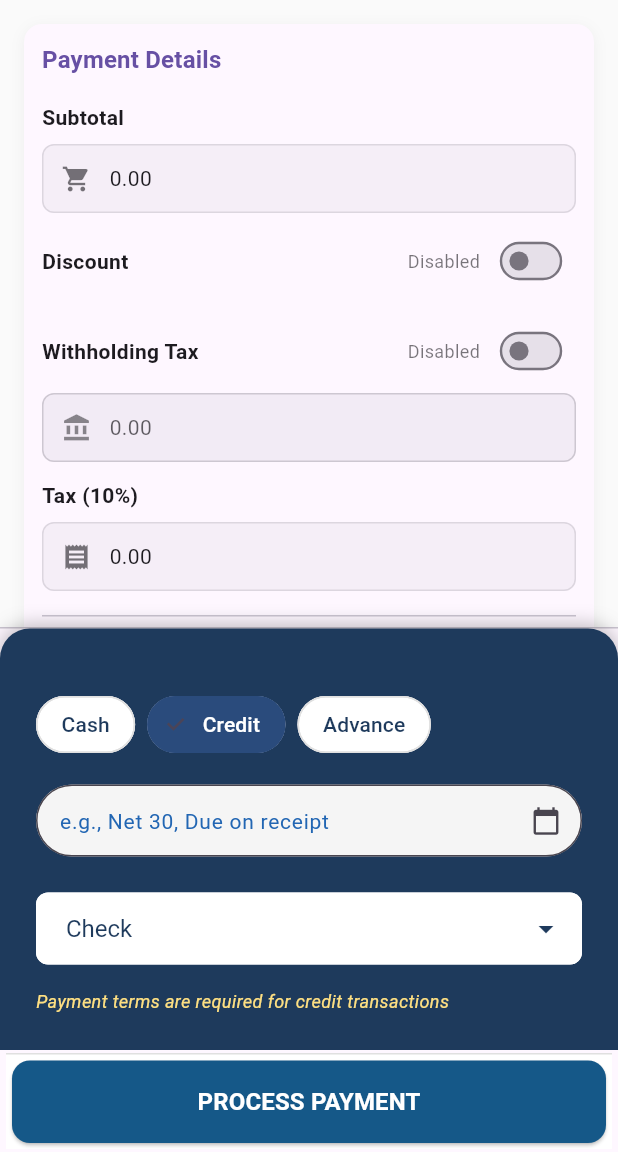
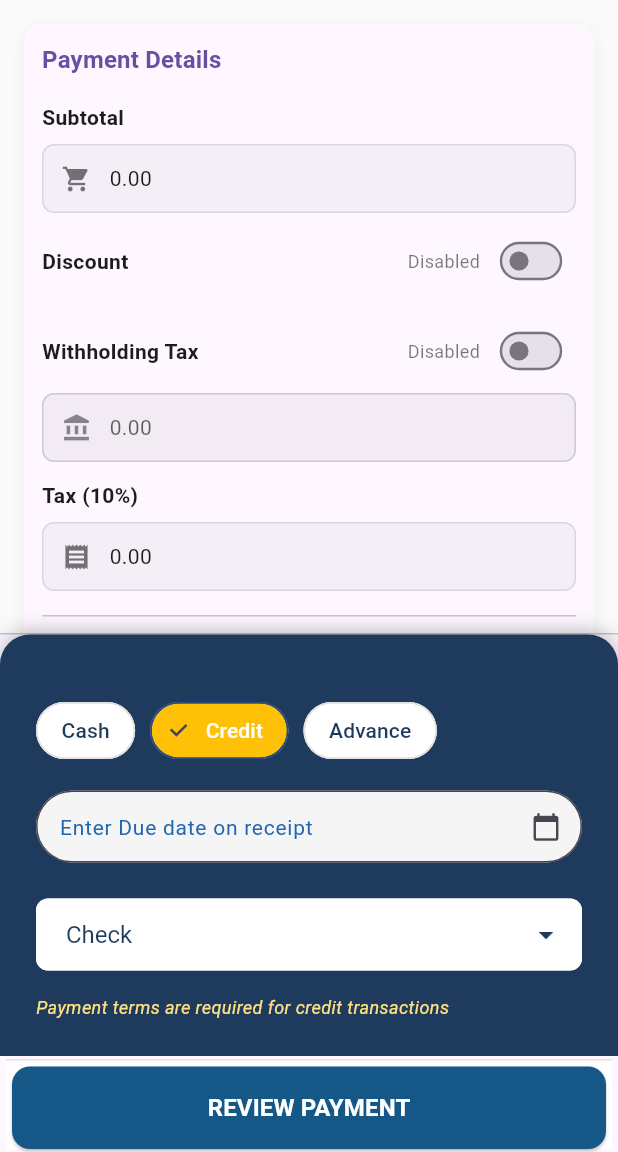
Before and after one commit to abdee67/savvy_lite, a Flutter app: the PaymentScreenContent screen opened directly with empty values, after a tap on "Credit", on a phone screen of 412 x 824 dp, the part 84-1236 px from its top. Run offline on Flutter 3.47's test engine with Material 3 defaults, Android fonts, the phone set to English and light mode, and no system bars; our stand-ins replace animated_text_kit, bloc, dartz, equatable, flutter_animate, flutter_bloc and 3 more; missing offline and left inert: qr_code_scanner_plus; accounts and stored records are empty; Roboto replaces fonts that are missing (Montserrat).

Commit message:
start working on invoice feature

```diff
--- a/lib/features/sales/customer/blocs/customer_bloc.dart
+++ b/lib/features/sales/customer/blocs/customer_bloc.dart
@@ -116,4 +116,6 @@ class CustomerBloc extends Bloc<CustomerEvent, CustomerState> {
       ),
     );
   }
+
+  Customer get selectedBillToCustomer => state.selectedBillToCustomer;
 }
--- a/lib/features/sales/customer/models/customer_model.dart
+++ b/lib/features/sales/customer/models/customer_model.dart
@@ -95,6 +95,9 @@ class Customer extends Equatable {
     addressLine5,
   ];
 
+  bool get isEmpty => id.isEmpty;
+  bool get isNotEmpty => id.isNotEmpty;
+
   static const empty = Customer(
     id: '',
     name: '',
@@ -102,7 +105,4 @@ class Customer extends Equatable {
     phone: '',
     country: '',
   );
-
-  bool get isEmpty => this == empty;
-  bool get isNotEmpty => this != empty;
 }
--- a/lib/features/sales/invoice/models/order_model.dart
+++ b/lib/features/sales/invoice/models/order_model.dart
@@ -0,0 +1,17 @@
+import 'package:equatable/equatable.dart';
+import 'package:savvy_stock/features/sales/sales_item_entry/models/confirmed_item.dart';
+
+class OrderModel extends Equatable {
+  final String id;
+  final DateTime date;
+  final List<ConfirmedItem> items;
+
+  const OrderModel({required this.id, required this.date, required this.items});
+
+  double get subtotal {
+    return items.fold(0.0, (sum, item) => sum + item.totalPrice);
+  }
+
+  @override
+  List<Object?> get props => [id, date, items];
+}
--- a/lib/features/sales/payment/blocs/payment_bloc.dart
+++ b/lib/features/sales/payment/blocs/payment_bloc.dart
@@ -1,6 +1,5 @@
 import 'dart:async';
 import 'dart:math';
-
 import 'package:flutter_bloc/flutter_bloc.dart';
 import 'package:savvy_stock/core/constants/payment_constants.dart';
 import 'package:savvy_stock/features/sales/payment/blocs/payment_event.dart';
@@ -18,16 +17,13 @@ class PaymentBloc extends Bloc<PaymentEvent, PaymentState> {
     on<CancelPayment>(_onCancelPayment);
     on<ResetPayment>(_onResetPayment);
   }
-
   void _onLoadPayment(LoadPayment event, Emitter<PaymentState> emit) {
     try {
       final subtotal = event.confirmedItems.fold(
         0.0,
         (sum, item) => sum + item.totalPrice,
       );
-
       final taxAmount = subtotal * PaymentConstants.taxRate;
-
       emit(
         state.copyWith(
           status: PaymentStatus.ready,
@@ -35,7 +31,9 @@ class PaymentBloc extends Bloc<PaymentEvent, PaymentState> {
           subtotal: subtotal,
           taxAmount: taxAmount,
           totalAmount: event.totalAmount,
-          withholdingAmount: 0, // Start with 0, will be set when user enables it
+          withholdingAmount:
+              0, // Start with 0, will be set when user enables it
+          customer: event.customer,
         ),
       );
     } catch (e) {
@@ -166,4 +164,7 @@ class PaymentBloc extends Bloc<PaymentEvent, PaymentState> {
     final timestamp = DateTime.now().millisecondsSinceEpoch.toString();
     return 'TXN$timestamp${random.nextInt(1000)}';
   }
+
+  PaymentState get currentState => state;
+  String? get transactionID => state.transactionID;
 }
--- a/lib/features/sales/payment/blocs/payment_event.dart
+++ b/lib/features/sales/payment/blocs/payment_event.dart
@@ -1,7 +1,7 @@
 import 'package:equatable/equatable.dart';
 import 'package:flutter/material.dart';
+import 'package:savvy_stock/features/sales/customer/models/customer_model.dart';
 import 'package:savvy_stock/features/sales/sales_item_entry/models/confirmed_item.dart';
-import 'package:savvy_stock/features/sales/payment/models/payment_model.dart';
 
 @immutable
 abstract class PaymentEvent extends Equatable {
@@ -14,11 +14,16 @@ abstract class PaymentEvent extends Equatable {
 class LoadPayment extends PaymentEvent {
   final List<ConfirmedItem> confirmedItems;
   final double totalAmount;
+  final Customer customer;
 
-  const LoadPayment({required this.confirmedItems, required this.totalAmount});
+  const LoadPayment({
+    required this.confirmedItems,
+    required this.totalAmount,
+    required this.customer,
+  });
 
   @override
-  List<Object> get props => [confirmedItems, totalAmount];
+  List<Object> get props => [confirmedItems, totalAmount, customer];
 }
 
 class ProcessPayment extends PaymentEvent {
@@ -62,11 +67,7 @@ class UpdateTaxAndFees extends PaymentEvent {
   });
 
   @override
-  List<Object> get props => [
-    subtotal,
-    discountAmount,
-    isWithholdingEnabled,
-  ];
+  List<Object> get props => [subtotal, discountAmount, isWithholdingEnabled];
 }
 
 class PaymentSuccess extends PaymentEvent {
--- a/lib/features/sales/payment/blocs/payment_state.dart
+++ b/lib/features/sales/payment/blocs/payment_state.dart
@@ -1,4 +1,5 @@
 import 'package:equatable/equatable.dart';
+import 'package:savvy_stock/features/sales/customer/models/customer_model.dart';
 import 'package:savvy_stock/features/sales/sales_item_entry/models/confirmed_item.dart';
 
 enum PaymentStatus {
@@ -26,6 +27,7 @@ class PaymentState extends Equatable {
   final String paymentTerm;
   final String? errorMessage;
   final String? transactionID;
+  final Customer? customer;
 
   const PaymentState({
     this.status = PaymentStatus.initial,
@@ -42,6 +44,7 @@ class PaymentState extends Equatable {
     this.paymentTerm = '',
     this.errorMessage,
     this.transactionID,
+    this.customer,
   });
 
   double get grandTotal =>
@@ -73,6 +76,7 @@ class PaymentState extends Equatable {
     String? paymentTerm,
     String? errorMessage,
     String? transactionID,
+    Customer? customer,
   }) {
     return PaymentState(
       status: status ?? this.status,
@@ -89,6 +93,7 @@ class PaymentState extends Equatable {
       paymentTerm: paymentTerm ?? this.paymentTerm,
       errorMessage: errorMessage ?? this.errorMessage,
       transactionID: transactionID ?? this.transactionID,
+      customer: customer ?? this.customer,
     );
   }
 
@@ -109,5 +114,6 @@ class PaymentState extends Equatable {
     errorMessage,
     transactionID,
     grandTotal, // Include computed properties in props for Equatable
+    customer,
   ];
 }
--- a/lib/features/sales/payment/routes/payment_routes.dart
+++ b/lib/features/sales/payment/routes/payment_routes.dart
@@ -1,4 +1,5 @@
 import 'package:go_router/go_router.dart';
+import 'package:savvy_stock/features/sales/customer/models/customer_model.dart';
 import 'package:savvy_stock/features/sales/payment/screens/paymentSummary.dart';
 import 'package:savvy_stock/features/sales/payment/screens/successful_payment_screen.dart';
 import 'package:savvy_stock/features/sales/sales_item_entry/models/confirmed_item.dart';
@@ -12,10 +13,14 @@ class PaymentRoutes {
       final confirmedItems =
           extra['confirmedItems'] as List<ConfirmedItem>? ?? [];
       final totalAmount = extra['totalAmount'] as double? ?? 0.0;
+      final customer =
+          extra['customer'] as Customer? ??
+          const Customer(id: '', name: '', tin: '', phone: '', country: '');
 
       return PaymentScreen(
         confirmedItems: confirmedItems,
         totalAmount: totalAmount,
+        customer: customer,
       );
     },
   );
--- a/lib/features/sales/payment/widget/payment_details.dart
+++ b/lib/features/sales/payment/widget/payment_details.dart
@@ -166,7 +166,7 @@ class _PaymentDetailsState extends State<PaymentDetails> {
                     }
                   });
                 },
-                activeColor: Theme.of(context).colorScheme.primary,
+                activeThumbColor: Theme.of(context).colorScheme.primary,
                 materialTapTargetSize: MaterialTapTargetSize.shrinkWrap,
               ),
             ),
@@ -256,7 +256,7 @@ class _PaymentDetailsState extends State<PaymentDetails> {
                     ),
                   );
                 },
-                activeColor: isWithholdingApplied
+                activeThumbColor: isWithholdingApplied
                     ? Theme.of(context).colorScheme.primary
                     : Colors.orange,
                 materialTapTargetSize: MaterialTapTargetSize.shrinkWrap,
@@ -272,7 +272,9 @@ class _PaymentDetailsState extends State<PaymentDetails> {
                 ? Theme.of(context).colorScheme.primary.withOpacity(0.1)
                 : state.isWithholdingEnabled
                 ? Colors.orange.withOpacity(0.1)
-                : Theme.of(context).colorScheme.surfaceVariant.withOpacity(0.5),
+                : Theme.of(
+                    context,
+                  ).colorScheme.surfaceContainerHighest.withOpacity(0.5),
             borderRadius: BorderRadius.circular(8),
             border: Border.all(
               color: isWithholdingApplied
@@ -398,7 +400,7 @@ class _PaymentDetailsState extends State<PaymentDetails> {
           decoration: BoxDecoration(
             color: Theme.of(
               context,
-            ).colorScheme.surfaceVariant.withOpacity(0.4),
+            ).colorScheme.surfaceContainerHighest.withOpacity(0.4),
             borderRadius: BorderRadius.circular(8),
             border: Border.all(
               color: Theme.of(context).colorScheme.outline.withOpacity(0.2),
--- a/lib/features/sales/payment/widget/payment_method.dart
+++ b/lib/features/sales/payment/widget/payment_method.dart
@@ -152,7 +152,7 @@ class _PaymentMethodState extends State<PaymentMethod> {
       children: [
         CustomTextField(
           controller: _paymentTermController,
-          labelText: 'e.g., Net 30, Due on receipt',
+          labelText: 'Enter Due date on receipt',
           hintText: 'Enter payment terms',
           onChanged: (value) => _updatePaymentTerm(context, value),
           textInputAction: TextInputAction.done,
@@ -203,7 +203,7 @@ class _PaymentMethodState extends State<PaymentMethod> {
             borderRadius: BorderRadius.circular(8),
           ),
           child: DropdownButtonFormField<String>(
-            value:
+            initialValue:
                 state.paymentInstrument.isNotEmpty &&
                     availableInstruments.contains(state.paymentInstrument)
                 ? state.paymentInstrument
@@ -256,8 +256,11 @@ class _PaymentMethodState extends State<PaymentMethod> {
       crossAxisAlignment: CrossAxisAlignment.start,
       children: [
         Wrap(
-          spacing: 8,
-          runSpacing: 8,
+          alignment: WrapAlignment.center,
+          crossAxisAlignment: WrapCrossAlignment.center,
+          direction: Axis.horizontal,
+          spacing: 10,
+          runSpacing: 10,
           children: paymentTypes.map((type) {
             final isSelected = state.paymentType == type;
             return ChoiceChip(
@@ -270,7 +273,7 @@ class _PaymentMethodState extends State<PaymentMethod> {
               selected: isSelected,
               onSelected: (_) => _selectPaymentType(context, type),
               backgroundColor: Colors.white,
-              selectedColor: const Color(0xFF2A4B7C),
+              selectedColor: Colors.amber,
               shape: RoundedRectangleBorder(
                 borderRadius: BorderRadius.circular(20),
                 side: BorderSide(
--- a/lib/features/sales/presentation/screens/sales_dashboard.dart
+++ b/lib/features/sales/presentation/screens/sales_dashboard.dart
@@ -257,7 +257,7 @@ class _SalesDashboardState extends State<SalesDashboard> {
     switch (action) {
       case "Sales Entry":
         // Example: Navigate to Sales Entry screen
-        context.push('/sales-item-entry-screen');
+        context.push('/customer-screen');
         break;
 
       case "Customer Entry":
--- a/lib/features/sales/sales_item_entry/blocs/sales_item_entry_bloc.dart
+++ b/lib/features/sales/sales_item_entry/blocs/sales_item_entry_bloc.dart
@@ -1,5 +1,6 @@
 import 'dart:async';
 import 'package:bloc/bloc.dart';
+import 'package:savvy_stock/features/sales/customer/models/customer_model.dart';
 import 'package:savvy_stock/features/sales/sales_item_entry/blocs/sales_item_entry_event.dart';
 import '../models/confirmed_item.dart';
 import '../models/item_in_store.dart';
@@ -492,4 +493,6 @@ class ItemEntryBloc extends Bloc<ItemEntryEvent, ItemEntryState> {
         .where((itemInStore) => itemInStore.item.id == item.id)
         .toList();
   }
+
+  List<ConfirmedItem> get confirmedItems => state.confirmedItems;
 }
--- a/lib/features/sales/sales_item_entry/blocs/sales_item_entry_state.dart
+++ b/lib/features/sales/sales_item_entry/blocs/sales_item_entry_state.dart
@@ -1,4 +1,5 @@
 import 'package:equatable/equatable.dart';
+import 'package:savvy_stock/features/sales/customer/models/customer_model.dart';
 import 'package:savvy_stock/features/sales/sales_item_entry/models/item_in_store.dart';
 import 'package:savvy_stock/features/sales/sales_item_entry/models/confirmed_item.dart';
 import 'package:savvy_stock/features/sales/sales_item_entry/models/items.dart';
@@ -15,6 +16,7 @@ class ItemEntryState extends Equatable {
   final bool useBarcode;
   final String? errorMessage;
   final double totalAmount;
+  final Customer customer;
   final List<int> selectedConfirmedItemIndices;
 
   const ItemEntryState({
@@ -26,6 +28,13 @@ class ItemEntryState extends Equatable {
     this.useBarcode = false,
     this.errorMessage,
     this.totalAmount = 0,
+    this.customer = const Customer(
+      id: '',
+      name: '',
+      tin: '',
+      phone: '',
+      country: '',
+    ),
     this.selectedConfirmedItemIndices = const [],
   });
 
@@ -35,6 +44,7 @@ class ItemEntryState extends Equatable {
     List<SelectedItem>? selectedItems,
     List<ConfirmedItem>? confirmedItems,
     List<Item>? uniqueItems,
+    Customer? customer,
     bool? useBarcode,
     String? errorMessage,
     double? totalAmount,
@@ -45,6 +55,7 @@ class ItemEntryState extends Equatable {
       itemsInStores: itemsInStores ?? this.itemsInStores,
       selectedItems: selectedItems ?? this.selectedItems,
       confirmedItems: confirmedItems ?? this.confirmedItems,
+      customer: customer ?? this.customer,
       uniqueItems: uniqueItems ?? this.uniqueItems,
       useBarcode: useBarcode ?? this.useBarcode,
       errorMessage: errorMessage ?? this.errorMessage,
@@ -66,6 +77,7 @@ class ItemEntryState extends Equatable {
     itemsInStores,
     selectedItems,
     confirmedItems,
+    customer,
     uniqueItems,
     useBarcode,
     errorMessage,
--- a/lib/features/sales/sales_item_entry/screens/sales_item_entry.dart
+++ b/lib/features/sales/sales_item_entry/screens/sales_item_entry.dart
@@ -49,6 +49,7 @@ class _ItemEntryScreenViewState extends State<ItemEntryScreenView> {
   @override
   Widget build(BuildContext context) {
     return Scaffold(
+      appBar: AppBar(title: const Text('Sales Item Entry')),
       resizeToAvoidBottomInset: false,
       body: SafeArea(
         child: BlocConsumer<ItemEntryBloc, ItemEntryState>(
@@ -111,7 +112,7 @@ class _ItemEntryScreenViewState extends State<ItemEntryScreenView> {
                   ),
                 ),
                 // Lower Section - Order Summary
-                SalesItemEntryConfirmedItem(state: state),
+                SalesItemEntryConfirmedItem(),
               ],
             );
           },
--- a/pubspec.yaml
+++ b/pubspec.yaml
@@ -45,6 +45,8 @@ dependencies:
   flutter_context_menu: ^0.3.0
   animated_text_kit: ^4.2.3
   flutter_animate: ^4.5.2
+  get_it: ^8.2.0
+  dartz: ^0.10.1
 
 
 dev_dependencies:
```
Also changed, not shown: lib/core/di/injection_container.dart (added, +13 -0 lines), lib/core/routes/app_router.dart (+11 -3 lines), lib/features/sales/payment/screens/paymentSummary.dart (+8 -1 lines), lib/features/sales/payment/widget/payment_action.dart (+49 -5 lines), lib/features/sales/repositories/sales_repository.dart (+77 -0 lines), lib/features/sales/sales_item_entry/widget/sales_item_entry_confirmed_item.dart (+74 -28 lines), pubspec.lock.
